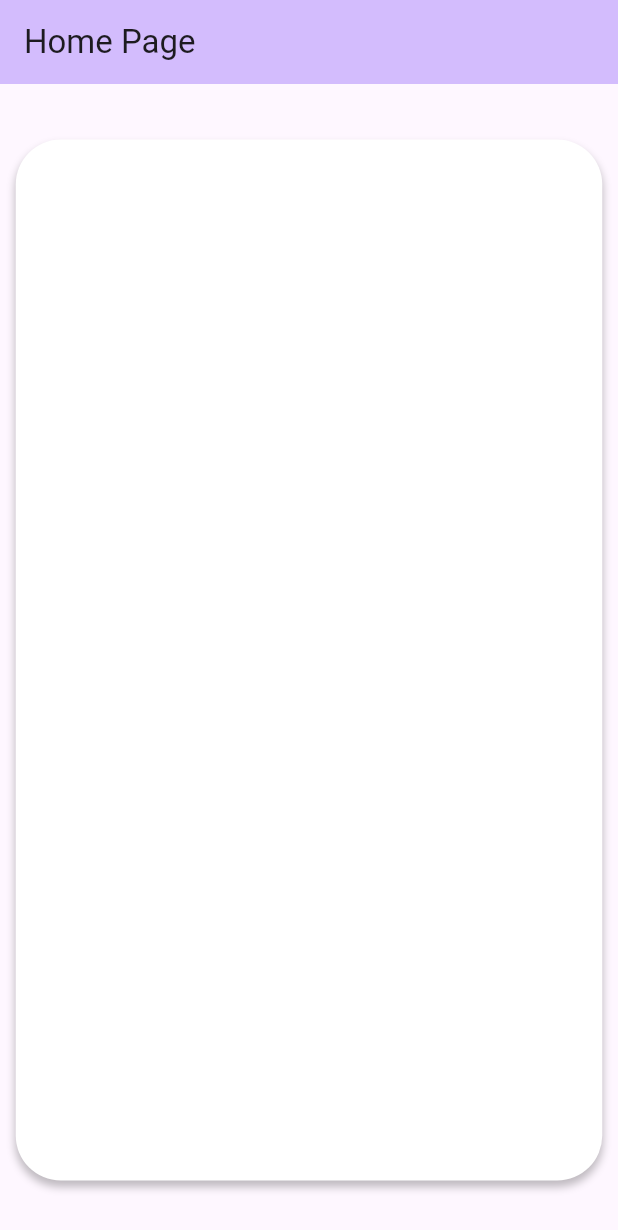
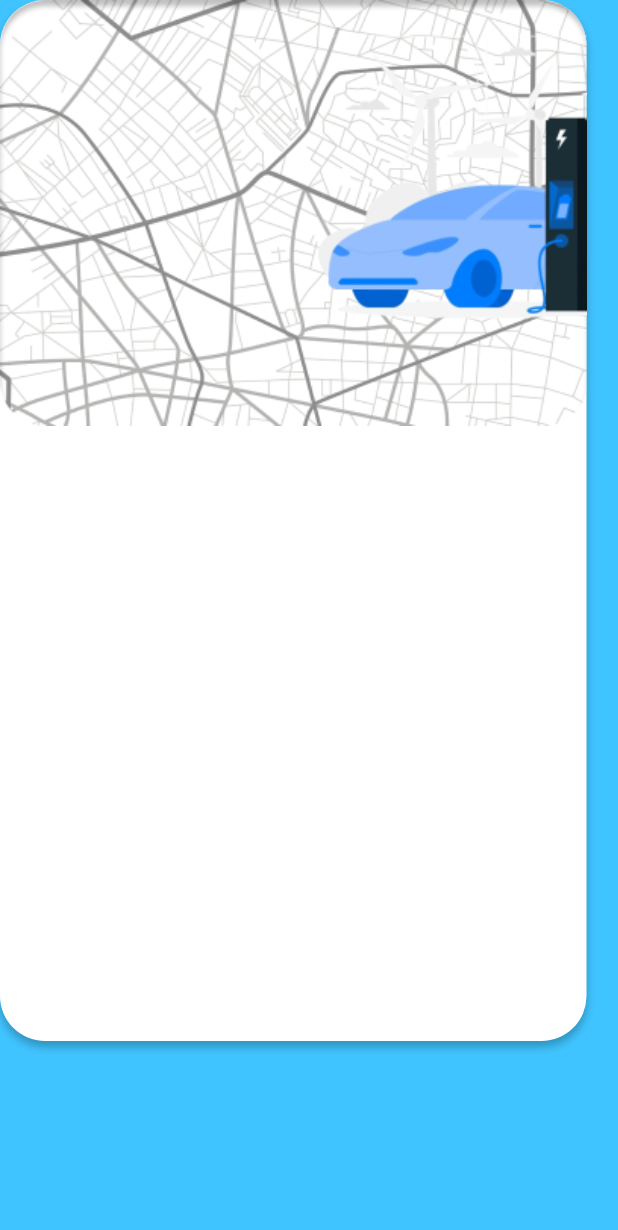
Before and after one commit to Stalinosmj/Eleytra, a Flutter app: the screen it shows after launch, on a phone screen of 412 x 824 dp. Shown: the top 1230 px of the screen. Run offline on Flutter 3.47's test engine with Material 3 defaults, Android fonts, the phone set to English and light mode, and no system bars.

Commit message:
Added Ev car

```diff
--- a/lib/main.dart
+++ b/lib/main.dart
@@ -15,7 +15,7 @@ class MyApp extends StatelessWidget {
         colorScheme: ColorScheme.fromSeed(seedColor: Colors.deepPurple),
         useMaterial3: true,
       ),
-      home: const MyHomePage(title: 'Home Page'),
+      home: const MyHomePage(title: ''),
     );
   }
 }
@@ -34,13 +34,10 @@ class _MyHomePageState extends State<MyHomePage> {
   @override
   Widget build(BuildContext context) {
     return Scaffold(
-      appBar: AppBar(
-        backgroundColor: Theme.of(context).colorScheme.inversePrimary,
-        title: Text(widget.title),
-      ),
-      body: Center(
+        backgroundColor: Colors.lightBlueAccent, // This sets the background color
+        body: SingleChildScrollView(
           child: Column(
-          mainAxisAlignment: MainAxisAlignment.center,
+            mainAxisAlignment: MainAxisAlignment.start,
             children: <Widget>[
               Container(
                 width: 391,
@@ -59,8 +56,36 @@ class _MyHomePageState extends State<MyHomePage> {
                     )
                   ],
                 ),
+            child: Stack(
+              children:[
+                Container(
+                  decoration: const BoxDecoration(
+                    image: DecorationImage(
+                      image: AssetImage('assets/bg_map.png'),
+                      fit: BoxFit.fitWidth,
+                      alignment: Alignment.topCenter,
+                    ),
+                    borderRadius: BorderRadius.all(Radius.circular(30.0)),
+                  ),
+                ),
+                Align(
+                  alignment: Alignment.centerRight,
+                  child: Transform.scale(
+                    scale: 1.0, // Adjust this value to change the size of the image
+                    child: Container(
+                      decoration: const BoxDecoration(
+                        image: DecorationImage(
+                          image: AssetImage('assets/ev_car.png'),
+                          alignment: Alignment.topRight,
+                        ),
+                      ),
+                    ),
+                  ),
                 )
               ],
+            ),
+          ),
+          ]
           ),
         )
     );
--- a/pubspec.yaml
+++ b/pubspec.yaml
@@ -59,9 +59,8 @@ flutter:
   uses-material-design: true
 
   # To add assets to your application, add an assets section, like this:
-  # assets:
-  #   - images/a_dot_burr.jpeg
-  #   - images/a_dot_ham.jpeg
+  assets:
+     - assets/
 
   # An image asset can refer to one or more resolution-specific "variants", see
   # https://flutter.dev/assets-and-images/#resolution-aware
```
Also changed, not shown: assets/bg_map.png (added), assets/ev_car.png (added). Lines whose indentation alone changed are shown as unchanged.
